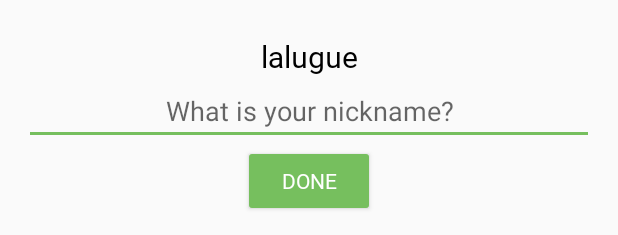
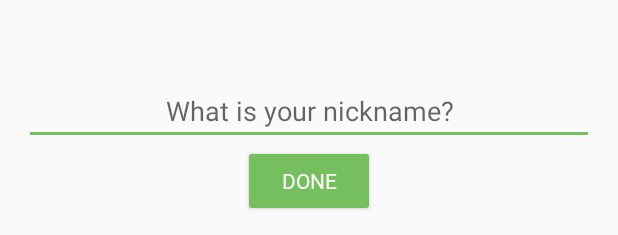
Before and after one commit to lalugue/AndroidAboutMe, an Android app: the layout activity_main.xml on its own in the app's theme, with its tools: preview values and no code run, on a phone screen of 412 x 824 dp. Shown: the top 235 px of the screen. Run offline under Robolectric (Android 15) with nearby library versions, the phone set to English and light mode, and no system bars.

Commit message:
first commit databinding

```diff
--- a/app/build.gradle
+++ b/app/build.gradle
@@ -21,6 +21,10 @@ android {
             proguardFiles getDefaultProguardFile('proguard-android-optimize.txt'), 'proguard-rules.pro'
         }
     }
+
+    dataBinding {
+        enabled = true
+    }
 }
 
 dependencies {
--- /dev/null
+++ b/app/src/main/java/com/example/aboutme/MyName.kt
@@ -0,0 +1,3 @@
+package com.example.aboutme
+
+data class MyName(var name: String = "", var nickname: String = "")
--- a/app/src/main/res/layout/activity_main.xml
+++ b/app/src/main/res/layout/activity_main.xml
@@ -1,18 +1,27 @@
 <?xml version="1.0" encoding="utf-8"?>
-<LinearLayout xmlns:android="http://schemas.android.com/apk/res/android"
-    xmlns:app="http://schemas.android.com/apk/res-auto"
+<layout xmlns:android="http://schemas.android.com/apk/res/android"
+    xmlns:app="http://schemas.android.com/apk/res-auto">
+
+    <data>
+        <variable
+            name="myName"
+            type="com.example.aboutme.MyName" />
+    </data>
+
+<LinearLayout
     android:layout_width="match_parent"
     android:layout_height="match_parent"
     android:orientation="vertical"
     android:paddingStart="@dimen/padding"
     android:paddingEnd="@dimen/padding">
 
+
     <TextView
         android:id="@+id/name_text"
         style="@style/NameStyle"
         android:layout_width="match_parent"
         android:layout_height="wrap_content"
-        android:text="@string/name"
+        android:text="@={myName.name}"
         android:textAlignment="center" />
 
     <EditText
@@ -22,6 +31,7 @@
         android:ems="10"
         android:hint="@string/what_is_your_nickname"
         android:inputType="textMultiLine|textPersonName"
+        android:text="@={myName.nickname}"
         android:textAlignment="center" />
 
     <Button
@@ -64,3 +74,4 @@
     </ScrollView>
 
 </LinearLayout>
+</layout>
```
Also changed, not shown: app/src/main/java/com/example/aboutme/MainActivity.kt (+37 -12 lines).
